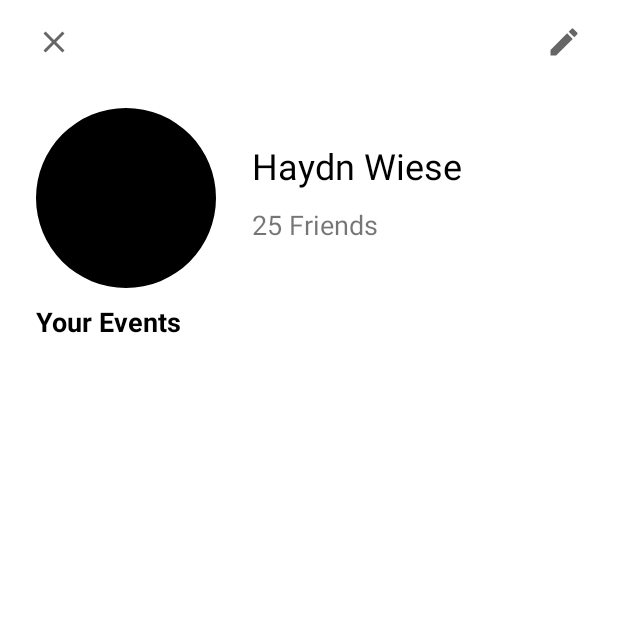
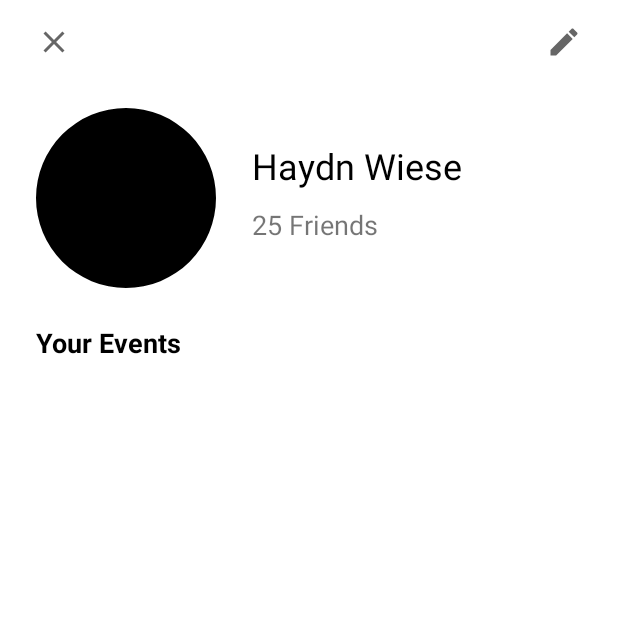
Before and after one commit to haydnwiese/activity-sharing, an Android app: the HomeFragment screen opened through its navigation route, after a tap on an icon or button, on a phone screen of 412 x 824 dp, the top half of it. Run offline under Robolectric (Android 15) with nearby library versions, the phone set to English and light mode, and no system bars; our stand-ins replace CircleImageView, Dagger/Hilt's generated code, Firebase (no records; nobody signed in at launch, a user with empty details on screens opened directly), Room's generated code, Timber and 2 more; libraries missing offline, so code that uses them is left out: androidx.databinding.library; network calls fail; pictures from the network do not load; 2 statements that could not run were skipped.

Commit message:
Implement request for user profile details and create network constants file

```diff
--- a/app/src/main/java/com/example/activitysharing/data/network/EventService.kt
+++ b/app/src/main/java/com/example/activitysharing/data/network/EventService.kt
@@ -6,6 +6,9 @@ import retrofit2.http.GET
 import retrofit2.http.Path
 
 interface EventService {
-    @GET("/users/{userId}/event-feed")
-    suspend fun fetchUpcomingEvents(@Path("userId") userId: String): List<NetworkEvent>
+    @GET(NetworkPaths.eventFeed)
+    suspend fun fetchUpcomingEvents(@Path(NetworkPaths.userIdParam) userId: String): List<NetworkEvent>
+
+    @GET(NetworkPaths.userEvents)
+    suspend fun fetchEventsForUser(@Path(NetworkPaths.userIdParam) userId: String): List<NetworkEvent>
 }
--- a/app/src/main/res/layout/fragment_profile.xml
+++ b/app/src/main/res/layout/fragment_profile.xml
@@ -121,7 +121,7 @@
                 <TextView
                     android:layout_width="wrap_content"
                     android:layout_height="wrap_content"
-                    android:layout_marginTop="10dp"
+                    android:layout_marginTop="@dimen/grid_3"
                     android:textSize="@dimen/subheading"
                     android:textStyle="bold"
                     android:textColor="@color/black"
@@ -131,6 +131,7 @@
                     android:id="@+id/recycler_view"
                     android:layout_width="match_parent"
                     android:layout_height="wrap_content"
+                    android:layout_marginTop="@dimen/grid_2"
                     android:overScrollMode="never"
                     app:layoutManager="androidx.recyclerview.widget.LinearLayoutManager" />
 
```
Also changed, not shown: app/src/main/java/com/example/activitysharing/data/network/Constants.kt (added, +9 -0 lines), app/src/main/java/com/example/activitysharing/data/network/UserService.kt (added, +10 -0 lines), app/src/main/java/com/example/activitysharing/data/network/model/NetworkUserProfile.kt (added, +8 -0 lines).
